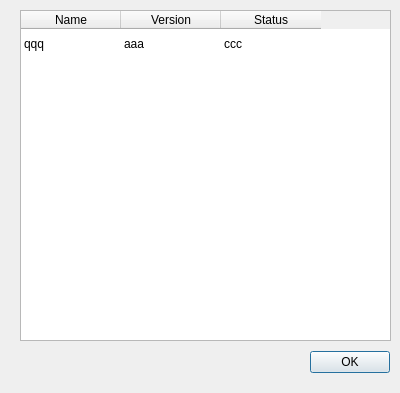
Before: the Qt Designer form resources/forms/plugindialoglistform.ui in zonArt/openlp, drawn with Qt 5.
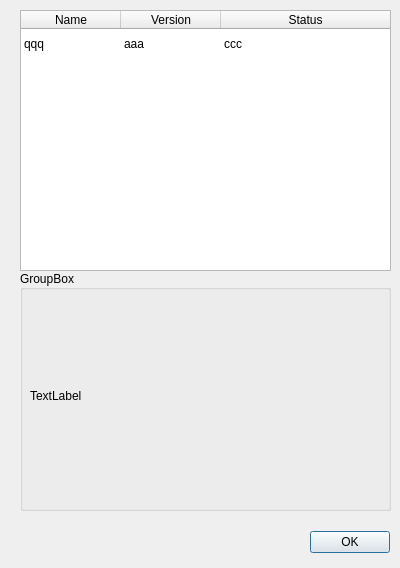
After: the same form once the commit is applied.

Commit message: More Plugin list work

Patch:
```diff
--- a/resources/forms/plugindialoglistform.ui
+++ b/resources/forms/plugindialoglistform.ui
@@ -7,7 +7,7 @@
     <x>0</x>
     <y>0</y>
     <width>400</width>
-    <height>393</height>
+    <height>568</height>
    </rect>
   </property>
   <property name="windowTitle">
@@ -19,7 +19,7 @@
      <x>20</x>
      <y>10</y>
      <width>371</width>
-     <height>331</height>
+     <height>261</height>
     </rect>
    </property>
    <property name="showGrid">
@@ -37,9 +37,18 @@
    <attribute name="horizontalHeaderShowSortIndicator" stdset="0">
     <bool>true</bool>
    </attribute>
+   <attribute name="horizontalHeaderStretchLastSection">
+    <bool>true</bool>
+   </attribute>
    <attribute name="verticalHeaderVisible">
     <bool>false</bool>
    </attribute>
+   <attribute name="horizontalHeaderStretchLastSection">
+    <bool>true</bool>
+   </attribute>
+   <attribute name="horizontalHeaderCascadingSectionResizes">
+    <bool>false</bool>
+   </attribute>
    <row/>
    <column>
     <property name="text">
@@ -76,7 +85,7 @@
    <property name="geometry">
     <rect>
      <x>220</x>
-     <y>350</y>
+     <y>530</y>
      <width>170</width>
      <height>25</height>
     </rect>
@@ -85,6 +94,38 @@
     <set>QDialogButtonBox::Ok</set>
    </property>
   </widget>
+  <widget class="QGroupBox" name="PluginInfoGroupBox">
+   <property name="geometry">
+    <rect>
+     <x>20</x>
+     <y>270</y>
+     <width>371</width>
+     <height>241</height>
+    </rect>
+   </property>
+   <property name="title">
+    <string>GroupBox</string>
+   </property>
+   <property name="alignment">
+    <set>Qt::AlignLeading|Qt::AlignLeft|Qt::AlignVCenter</set>
+   </property>
+   <property name="flat">
+    <bool>false</bool>
+   </property>
+   <widget class="QLabel" name="AboutTextLabel">
+    <property name="geometry">
+     <rect>
+      <x>10</x>
+      <y>30</y>
+      <width>351</width>
+      <height>191</height>
+     </rect>
+    </property>
+    <property name="text">
+     <string>TextLabel</string>
+    </property>
+   </widget>
+  </widget>
  </widget>
  <resources/>
  <connections>
```
Left out of the diff: 3 changed lines with no effect on the pictures. The commit also changes 1 other file.
